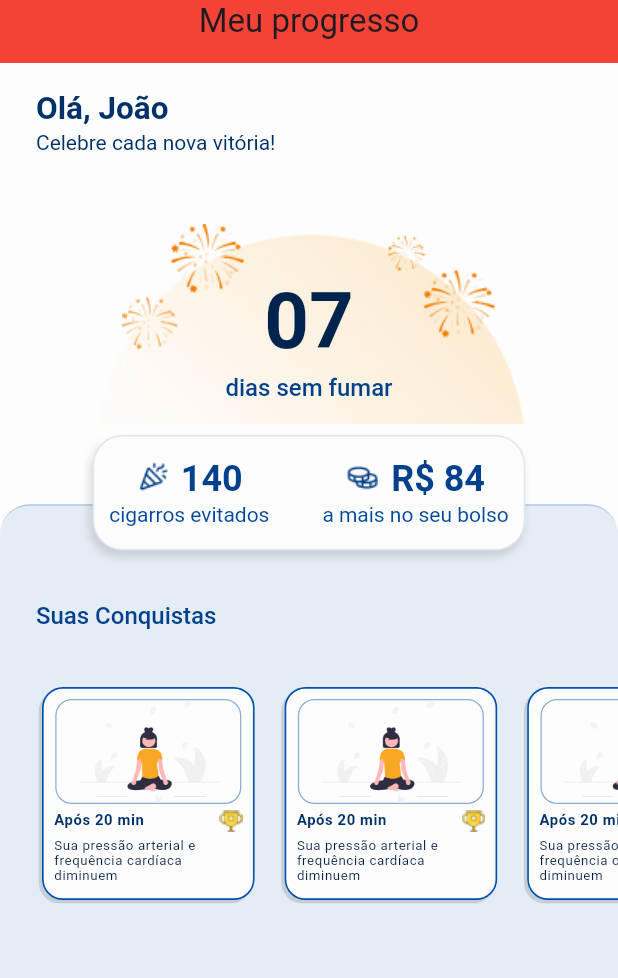
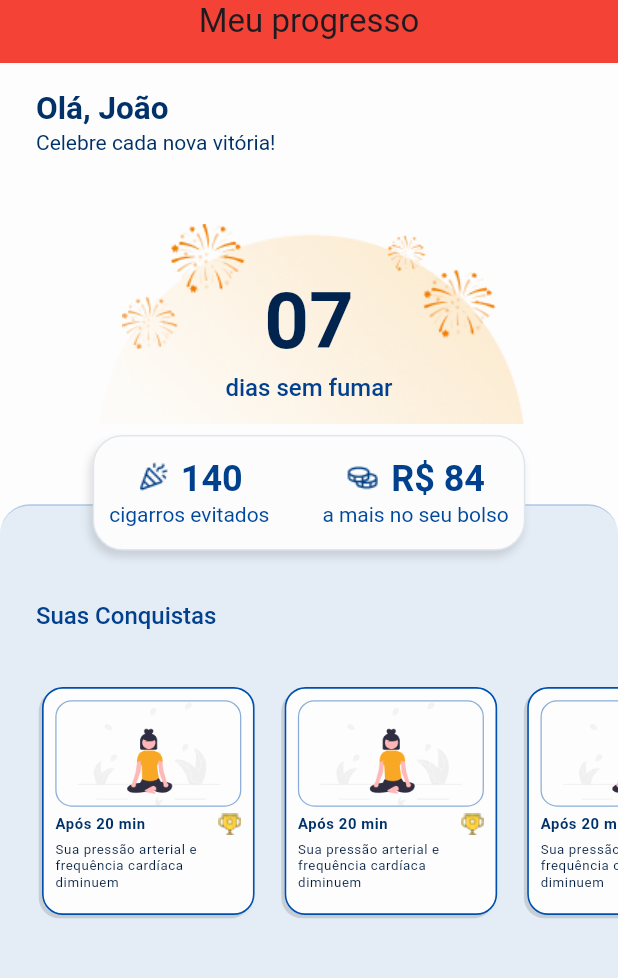
Before and after one commit to PipocaAgilDevs/cigarro-zero-app, a Flutter app: the screen it shows after launch, on a phone screen of 412 x 824 dp, the part 42-1020 px from its top. Run offline on Flutter 3.47's test engine with Material 3 defaults, Android fonts, the phone set to English and light mode, and no system bars.

Commit message:
feat: card height

```diff
--- a/cigarrozeroapp/lib/modules/home/home_screen.dart
+++ b/cigarrozeroapp/lib/modules/home/home_screen.dart
@@ -167,7 +167,7 @@ class HomeScreen extends StatelessWidget {
                         ),
                       ),
                       SizedBox(
-                        height: 150,
+                        height: 160,
                         width: screenSize.width,
                         child: ListView.builder(
                           itemCount: 6,
@@ -248,7 +248,7 @@ class AchievementCard extends StatelessWidget {
         color: theme.cardTheme.color,
         child: Container(
           width: 141.73,
-          height: 160.03,
+          height: 160,
           decoration: BoxDecoration(
             borderRadius: BorderRadius.circular(13.84),
             color: theme.cardTheme.color,
@@ -260,7 +260,7 @@ class AchievementCard extends StatelessWidget {
             ],
           ),
           child: Padding(
-            padding: const EdgeInsets.all(8),
+            padding: const EdgeInsets.all(8.8),
             child: SizedBox(
               width: 124,
               height: 130,
@@ -268,7 +268,7 @@ class AchievementCard extends StatelessWidget {
                 children: [
                   Container(
                     width: 124,
-                    height: 70,
+                    height: 71,
                     decoration: BoxDecoration(
                       borderRadius: BorderRadius.circular(11),
                       border: Border.all(
@@ -289,7 +289,7 @@ class AchievementCard extends StatelessWidget {
                       ),
                     ),
                   ),
-                  const SizedBox(height: 4),
+                  const SizedBox(height: 4.4),
                   Row(
                     mainAxisAlignment: MainAxisAlignment.spaceBetween,
                     children: [
@@ -298,7 +298,7 @@ class AchievementCard extends StatelessWidget {
                         style: theme.textTheme.bodySmall!.copyWith(
                           fontWeight: FontWeight.w700,
                           color: AppColors.primary400,
-                          height: 1.2,
+                          height: 1.3,
                           fontSize: 9.9,
                         ),
                       ),
@@ -309,12 +309,12 @@ class AchievementCard extends StatelessWidget {
                       ),
                     ],
                   ),
-                  const SizedBox(height: 4),
+                  const SizedBox(height: 4.4),
                   Text(
                     "Sua pressão arterial e frequência cardíaca diminuem",
                     style: theme.textTheme.bodySmall!.copyWith(
                       color: AppColors.primary500,
-                      height: 1.15,
+                      height: 1.2,
                       fontSize: 8.86,
                       fontWeight: FontWeight.w400,
                     ),
```
